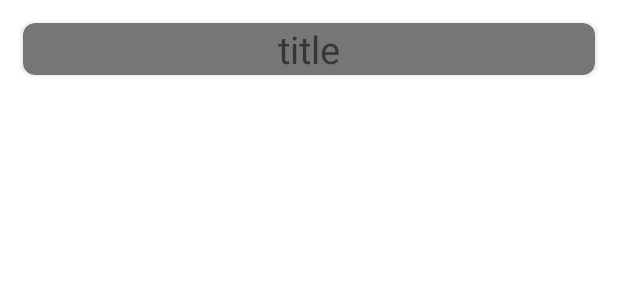
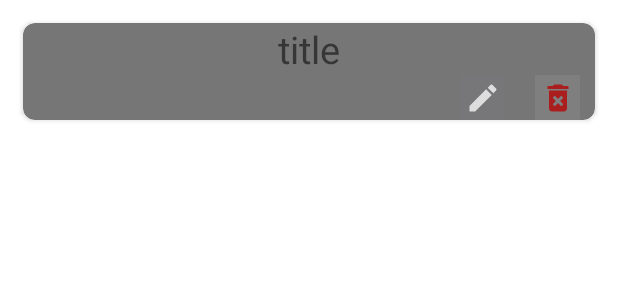
Before and after one commit to faisal-alfariheedi/Notes_app, an Android app: the layout rvlist.xml on its own in the app's theme, with its tools: preview values and no code run, on a phone screen of 412 x 824 dp. Shown: the top 300 px of the screen. Run offline under Robolectric (Android 15) with nearby library versions, the phone set to English and light mode, and no system bars.

Commit message:
fin update delete part

```diff
--- a/app/src/main/java/com/example/notes_app/MainActivity.kt
+++ b/app/src/main/java/com/example/notes_app/MainActivity.kt
@@ -23,6 +23,7 @@ class MainActivity : AppCompatActivity() {
                 var st=dbh.addnote(edn.text.toString())
                 setuprvdata()
                 Toast.makeText(this,"note saved in row$st",Toast.LENGTH_SHORT).show()
+                edn.text.clear()
             }
         }
     }
@@ -35,9 +36,11 @@ class MainActivity : AppCompatActivity() {
 
     }
 
-    private fun setuprvdata() {
+    fun setuprvdata() {
         var list=dbh.getall()
         rv.adapter=RVAdapter(list,this)
         rv.layoutManager= LinearLayoutManager(this)
     }
+
+
 }
--- /dev/null
+++ b/app/src/main/java/com/example/notes_app/Note.kt
@@ -0,0 +1,4 @@
+package com.example.notes_app
+
+class Note(var id:String, var note:String) {
+}
--- /dev/null
+++ b/app/src/main/res/drawable/ic_baseline_delete_forever_24.xml
@@ -0,0 +1,5 @@
+<vector android:height="24dp" android:tint="#AB1E1E"
+    android:viewportHeight="24" android:viewportWidth="24"
+    android:width="24dp" xmlns:android="http://schemas.android.com/apk/res/android">
+    <path android:fillColor="@android:color/white" android:pathData="M6,19c0,1.1 0.9,2 2,2h8c1.1,0 2,-0.9 2,-2L18,7L6,7v12zM8.46,11.88l1.41,-1.41L12,12.59l2.12,-2.12 1.41,1.41L13.41,14l2.12,2.12 -1.41,1.41L12,15.41l-2.12,2.12 -1.41,-1.41L10.59,14l-2.13,-2.12zM15.5,4l-1,-1h-5l-1,1L5,4v2h14L19,4z"/>
+</vector>
--- /dev/null
+++ b/app/src/main/res/drawable/ic_baseline_edit_24.xml
@@ -0,0 +1,10 @@
+<vector xmlns:android="http://schemas.android.com/apk/res/android"
+    android:width="24dp"
+    android:height="24dp"
+    android:viewportWidth="24"
+    android:viewportHeight="24"
+    android:tint="#dddddd">
+  <path
+      android:fillColor="@android:color/white"
+      android:pathData="M3,17.25V21h3.75L17.81,9.94l-3.75,-3.75L3,17.25zM20.71,7.04c0.39,-0.39 0.39,-1.02 0,-1.41l-2.34,-2.34c-0.39,-0.39 -1.02,-0.39 -1.41,0l-1.83,1.83 3.75,3.75 1.83,-1.83z"/>
+</vector>
--- a/app/src/main/res/layout/rvlist.xml
+++ b/app/src/main/res/layout/rvlist.xml
@@ -30,6 +30,35 @@
                 android:textAlignment="center"
                 android:textSize="25sp" />
 
+            <LinearLayout
+                android:layout_width="match_parent"
+                android:layout_height="match_parent"
+                android:gravity="end"
+                android:orientation="horizontal">
+
+                <ImageButton
+                    android:id="@+id/edbut"
+                    android:layout_width="wrap_content"
+                    android:layout_height="wrap_content"
+                    android:layout_marginHorizontal="10dp"
+                    android:background="#057E57C2"
+                    android:minWidth="30dp"
+                    android:minHeight="30dp"
+                    app:srcCompat="@drawable/ic_baseline_edit_24"
+                    tools:ignore="SpeakableTextPresentCheck" />
+
+                <ImageButton
+                    android:id="@+id/delbut"
+                    android:layout_width="wrap_content"
+                    android:layout_height="wrap_content"
+                    android:layout_marginHorizontal="10dp"
+                    android:background="#11FFFFFF"
+                    android:minWidth="30dp"
+                    android:minHeight="30dp"
+                    app:srcCompat="@drawable/ic_baseline_delete_forever_24"
+                    tools:ignore="SpeakableTextPresentCheck" />
+            </LinearLayout>
+
         </LinearLayout>
     </androidx.cardview.widget.CardView>
 
```
Also changed, not shown: app/src/main/java/com/example/notes_app/Dbhelper.kt (+39 -14 lines), app/src/main/java/com/example/notes_app/RVAdapter.kt (+32 -6 lines).
